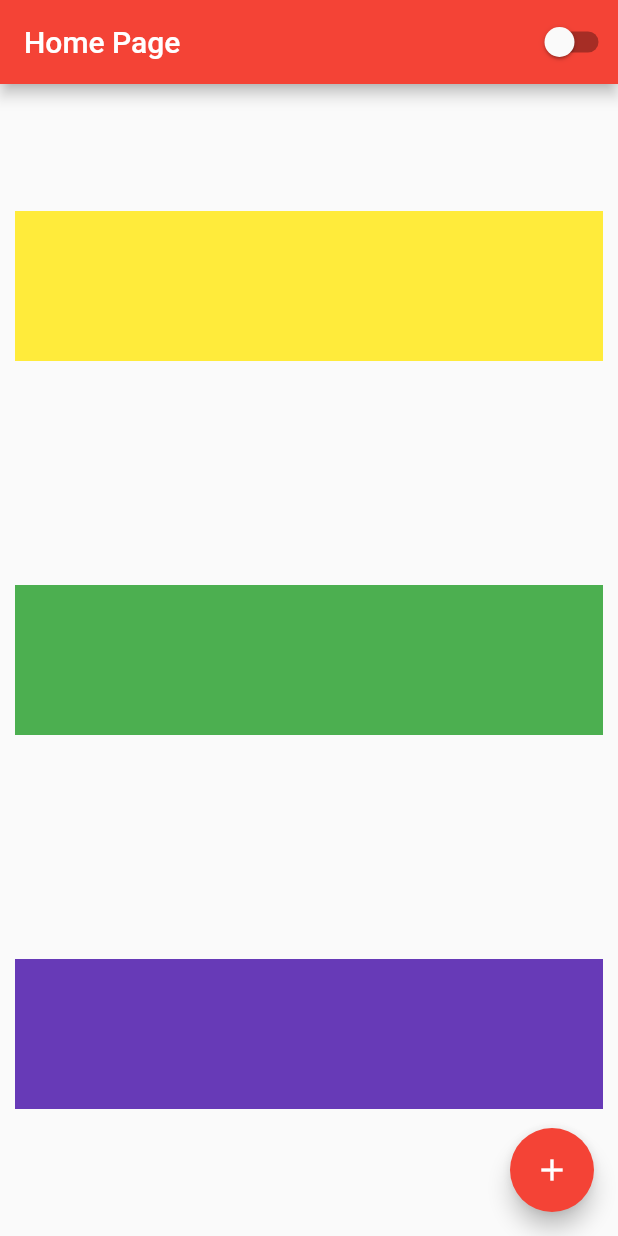
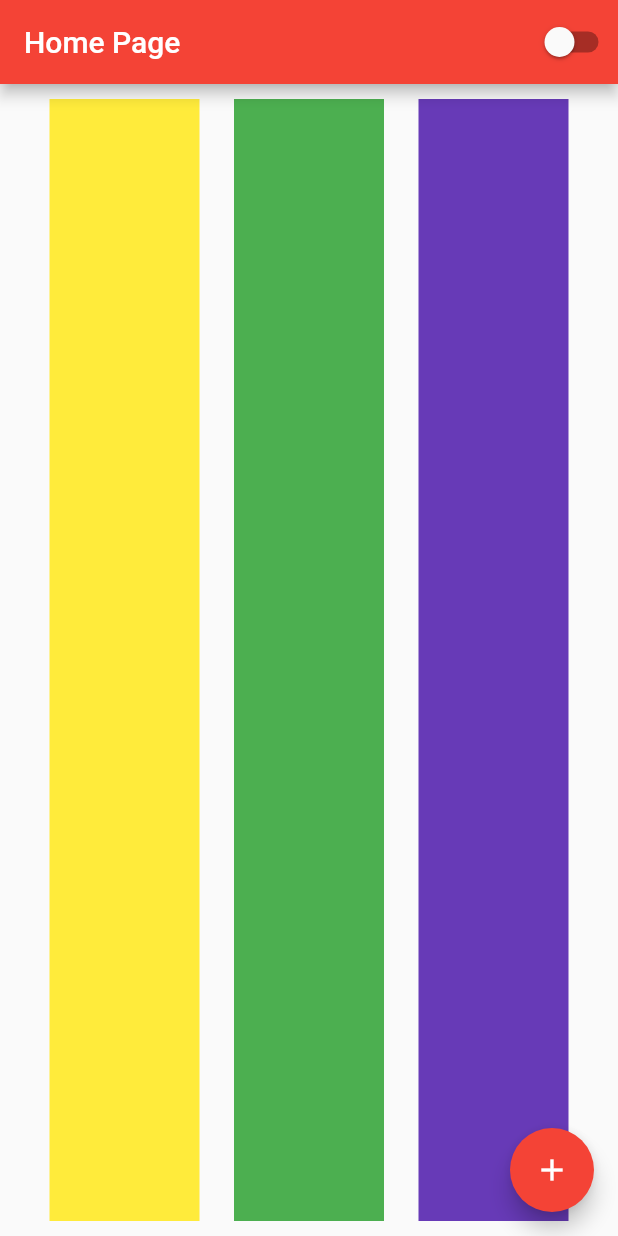
Before and after one commit to lgustavosoftwareengineer/flutter-studys, a Flutter app: the screen it shows after launch, on a phone screen of 412 x 824 dp. Run offline on Flutter 3.47's test engine with Material 2 defaults, Android fonts, the phone set to English and light mode, and no system bars.

Commit message:
#15 - Rows

```diff
--- a/lib/src/home_page.dart
+++ b/lib/src/home_page.dart
@@ -31,8 +31,8 @@ class HomePageState extends State<HomePage> {
         width: double.infinity,
         height: double.infinity,
         padding: const EdgeInsets.all(10),
-        child: Column(
-          mainAxisAlignment: MainAxisAlignment.spaceAround,
+        child: Row(
+          mainAxisAlignment: MainAxisAlignment.spaceEvenly,
           crossAxisAlignment: CrossAxisAlignment.stretch,
           children: [
             Block(color: Colors.yellow),
```
